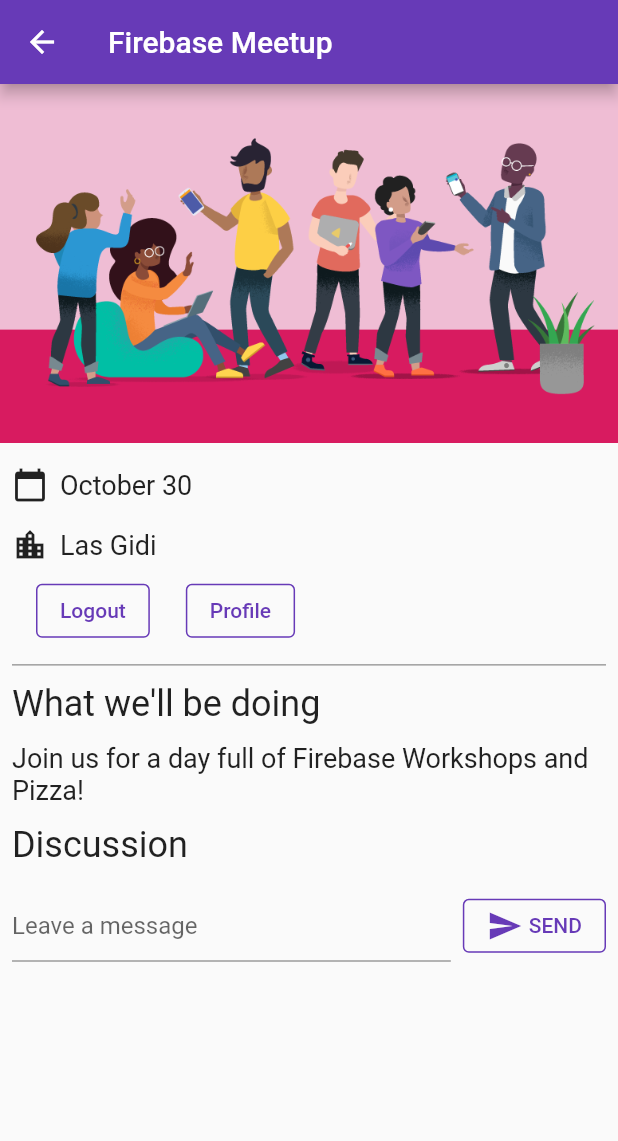
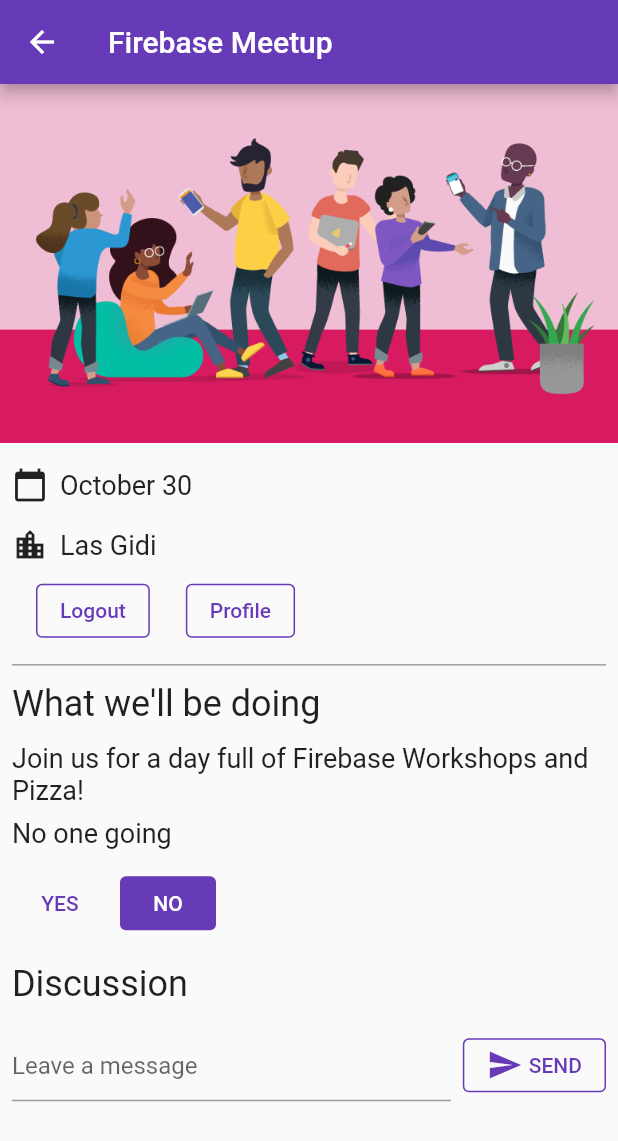
Before and after one commit to Danzo-bit/firebase-RSVP, a Flutter app: the screen it shows once a user with an empty profile is signed in, on a phone screen of 412 x 824 dp. Shown: the top 1141 px of the screen. Run offline on Flutter 3.47's test engine with Material 2 defaults, Android fonts, the phone set to English and light mode, and no system bars; our stand-ins replace cloud_firestore, firebase_auth, firebase_core, google_fonts; missing offline and left inert: firebase_ui_auth; accounts and stored records are empty.

Commit message:
add attendees UI and firebase

```diff
--- a/lib/main.dart
+++ b/lib/main.dart
@@ -139,7 +139,21 @@ class HomePage extends StatelessWidget {
             builder: (context, appState, _) => Column(
               crossAxisAlignment: CrossAxisAlignment.start,
               children: [
+
+                  if (appState.attendees >= 2)
+                    Paragraph('${appState.attendees} people going')
+                  else if (appState.attendees == 1)
+                    const Paragraph('1 person going')
+                  else
+                    const Paragraph('No one going'),
+
                 if (appState.loggedIn) ...[
+
+                  YesNoSelection(
+                      state: appState.attending,
+                      onSelection: (attending) => appState.attending = attending,
+                    ),
+
                   const Header('Discussion'),
                   GuestBook(
                     addMessage: (message) =>
@@ -164,6 +178,26 @@ class ApplicationState extends ChangeNotifier {
   bool _loggedIn = false;
   bool get loggedIn => _loggedIn;
 
+  int _attendees = 0;
+  int get attendees => _attendees;
+
+  Attending _attending = Attending.unknown;
+
+  StreamSubscription<DocumentSnapshot>? _attendingSubscription;
+
+  Attending get attending => _attending;
+
+  set attending(Attending attending) {
+    final userDoc = FirebaseFirestore.instance
+        .collection('attendees')
+        .doc(FirebaseAuth.instance.currentUser!.uid);
+    if (attending == Attending.yes) {
+      userDoc.set(<String, dynamic>{'attending': true});
+    } else {
+      userDoc.set(<String, dynamic>{'attending': false});
+    }
+  }
+
   StreamSubscription<QuerySnapshot>? _guestBookSubscription;
   List<GuestBookMessage> _guestBookMessages = [];
   List<GuestBookMessage> get guestBookMessages => _guestBookMessages;
@@ -175,6 +209,15 @@ class ApplicationState extends ChangeNotifier {
     FirebaseUIAuth.configureProviders([
       EmailAuthProvider(),
     ]);
+
+     FirebaseFirestore.instance
+        .collection('attendees')
+        .where('attending', isEqualTo: true)
+        .snapshots()
+        .listen((snapshot) {
+      _attendees = snapshot.docs.length;
+      notifyListeners();
+    });
 
     FirebaseAuth.instance.userChanges().listen((user) {
       if (user != null) {
@@ -196,6 +239,24 @@ class ApplicationState extends ChangeNotifier {
           }
           notifyListeners();
         });
+
+        _attendingSubscription = FirebaseFirestore.instance
+            .collection('attendees')
+            .doc(user.uid)
+            .snapshots()
+            .listen((snapshot) {
+          if (snapshot.data() != null) {
+            if (snapshot.data()!['attending'] as bool) {
+              _attending = Attending.yes;
+            } else {
+              _attending = Attending.no;
+            }
+          } else {
+            _attending = Attending.unknown;
+          }
+          notifyListeners();
+        });
+
       } else {
         _loggedIn = false;
         _guestBookMessages = [];
@@ -226,6 +287,8 @@ class GuestBookMessage {
   final String name;
   final String message;
 }
+
+enum Attending { yes, no, unknown }
 
 class GuestBook extends StatefulWidget {
   const GuestBook({required this.addMessage,required this.messages, super.key});
@@ -293,3 +356,69 @@ class _GuestBookState extends State<GuestBook> {
     );
   }
 }
+
+class YesNoSelection extends StatelessWidget {
+  const YesNoSelection(
+      {super.key, required this.state, required this.onSelection});
+  final Attending state;
+  final void Function(Attending selection) onSelection;
+
+  @override
+  Widget build(BuildContext context) {
+    switch (state) {
+      case Attending.yes:
+        return Padding(
+          padding: const EdgeInsets.all(8.0),
+          child: Row(
+            children: [
+              ElevatedButton(
+                style: ElevatedButton.styleFrom(elevation: 0),
+                onPressed: () => onSelection(Attending.yes),
+                child: const Text('YES'),
+              ),
+              const SizedBox(width: 8),
+              TextButton(
+                onPressed: () => onSelection(Attending.no),
+                child: const Text('NO'),
+              ),
+            ],
+          ),
+        );
+      case Attending.no:
+        return Padding(
+          padding: const EdgeInsets.all(8.0),
+          child: Row(
+            children: [
+              TextButton(
+                onPressed: () => onSelection(Attending.yes),
+                child: const Text('YES'),
+              ),
+              const SizedBox(width: 8),
+              ElevatedButton(
+                style: ElevatedButton.styleFrom(elevation: 0),
+                onPressed: () => onSelection(Attending.no),
+                child: const Text('NO'),
+              ),
+            ],
+          ),
+        );
+      default:
+        return Padding(
+          padding: const EdgeInsets.all(8.0),
+          child: Row(
+            children: [
+              StyledButton(
+                onPressed: () => onSelection(Attending.yes),
+                child: const Text('YES'),
+              ),
+              const SizedBox(width: 8),
+              StyledButton(
+                onPressed: () => onSelection(Attending.no),
+                child: const Text('NO'),
+              ),
+            ],
+          ),
+        );
+    }
+  }
+}
```
